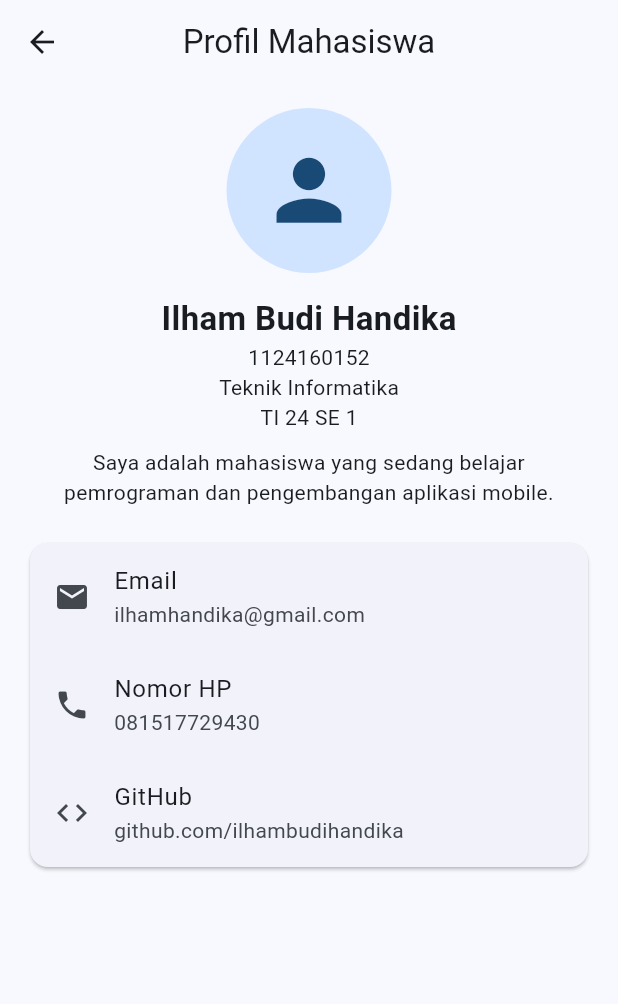
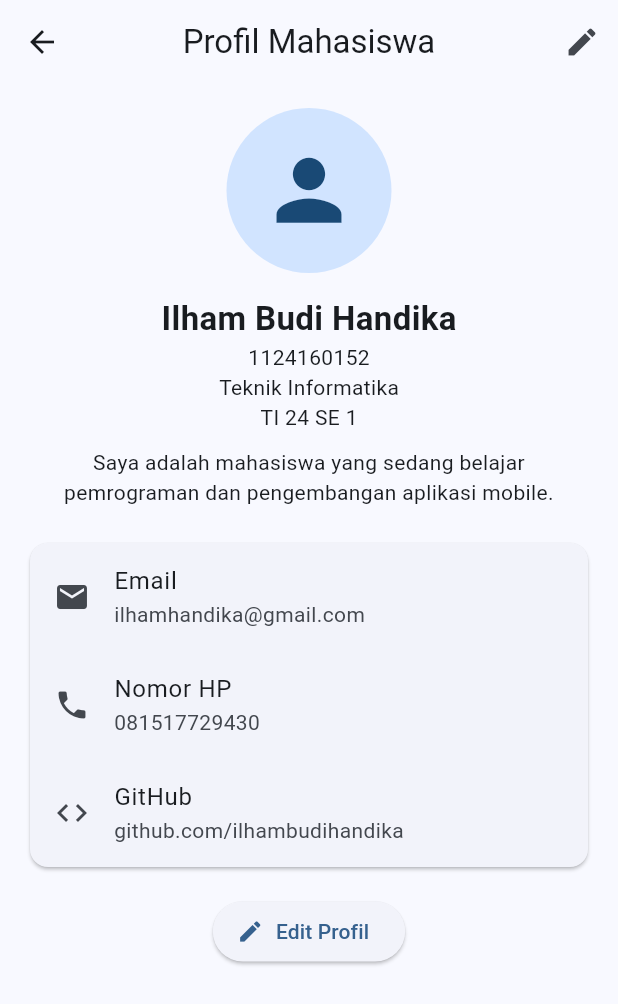
Before and after one commit to ilhambudihandika/uts-pml-1124160152, a Flutter app: the ProfilPage screen opened directly, on a phone screen of 412 x 824 dp. Shown: the top 1004 px of the screen. Run offline on Flutter 3.47's test engine with Material 3 defaults, Android fonts, the phone set to English and light mode, and no system bars.

Commit message:
Menambahkan fitur edit profil

```diff
--- a/soal2_profil_app/lib/screens/profil_page.dart
+++ b/soal2_profil_app/lib/screens/profil_page.dart
@@ -1,9 +1,42 @@
 
 import 'package:flutter/material.dart';
 import '../widgets/info_tile.dart';
+import 'edit_profil_page.dart';
 
-class ProfilPage extends StatelessWidget {
+class ProfilPage extends StatefulWidget {
   const ProfilPage({super.key});
+
+  @override
+  State<ProfilPage> createState() => _ProfilPageState();
+}
+
+class _ProfilPageState extends State<ProfilPage> {
+  String nama = 'Ilham Budi Handika';
+  String email = 'ilhamhandika@gmail.com';
+  String noHp = '081517729430';
+
+  Future<void> editProfil() async {
+    final hasil = await Navigator.push<Map<String, String>>(
+      context,
+      MaterialPageRoute(
+        builder: (context) => EditProfilPage(
+          nama: nama,
+          email: email,
+          noHp: noHp,
+        ),
+      ),
+    );
+
+    if (!mounted) return;
+
+    if (hasil != null) {
+      setState(() {
+        nama = hasil['nama']!;
+        email = hasil['email']!;
+        noHp = hasil['noHp']!;
+      });
+    }
+  }
 
   @override
   Widget build(BuildContext context) {
@@ -11,7 +44,14 @@ class ProfilPage extends StatelessWidget {
       appBar: AppBar(
         title: const Text('Profil Mahasiswa'),
         centerTitle: true,
+        actions: [
+          IconButton(
+            onPressed: editProfil,
+            icon: const Icon(Icons.edit),
+          ),
+        ],
       ),
+
       body: SingleChildScrollView(
         child: Padding(
           padding: const EdgeInsets.all(16),
@@ -27,9 +67,9 @@ class ProfilPage extends StatelessWidget {
 
               const SizedBox(height: 15),
 
-              const Text(
-                'Ilham Budi Handika',
-                style: TextStyle(
+              Text(
+                nama,
+                style: const TextStyle(
                   fontSize: 22,
                   fontWeight: FontWeight.bold,
                 ),
@@ -49,26 +89,36 @@ class ProfilPage extends StatelessWidget {
 
               const SizedBox(height: 20),
 
-              const Card(
+              Card(
                 child: Column(
                   children: [
                     InfoTile(
                       icon: Icons.email,
                       label: 'Email',
-                      value: 'ilhamhandika@gmail.com',
+                      value: email,
                     ),
+
                     InfoTile(
                       icon: Icons.phone,
                       label: 'Nomor HP',
-                      value: '081517729430',
+                      value: noHp,
                     ),
-                    InfoTile(
+
+                    const InfoTile(
                       icon: Icons.code,
                       label: 'GitHub',
                       value: 'github.com/ilhambudihandika',
                     ),
                   ],
                 ),
+              ),
+
+              const SizedBox(height: 15),
+
+              ElevatedButton.icon(
+                onPressed: editProfil,
+                icon: const Icon(Icons.edit),
+                label: const Text('Edit Profil'),
               ),
             ],
           ),
```
Also changed, not shown: soal2_profil_app/lib/screens/edit_profil_page.dart (added, +130 -0 lines).
